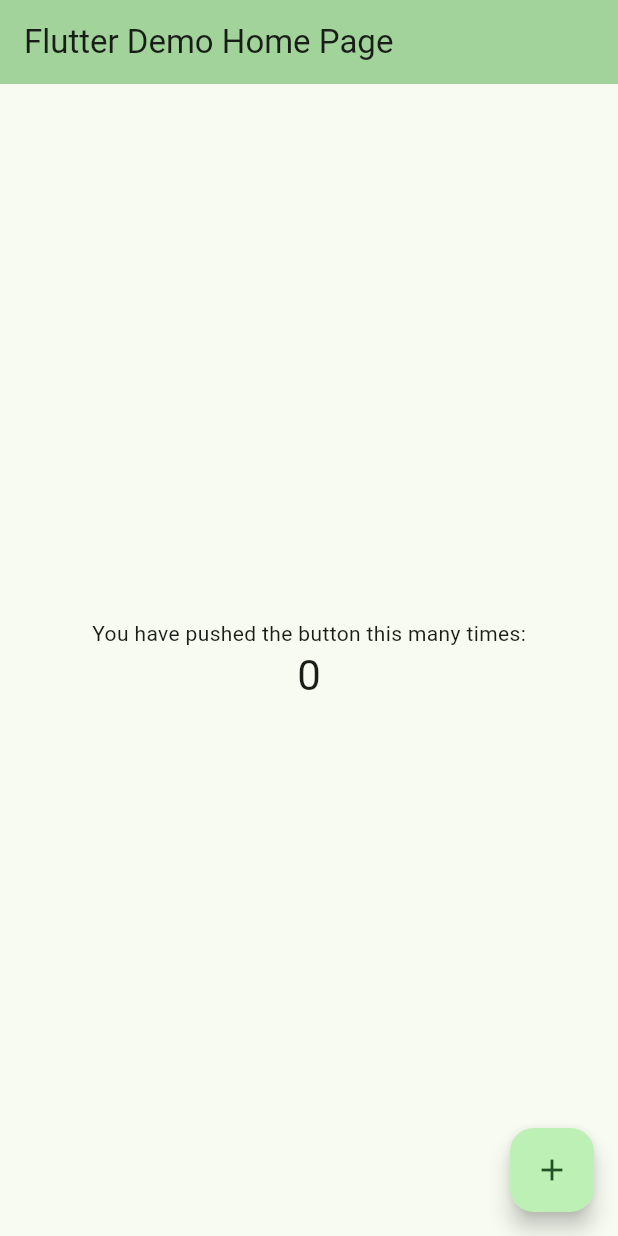
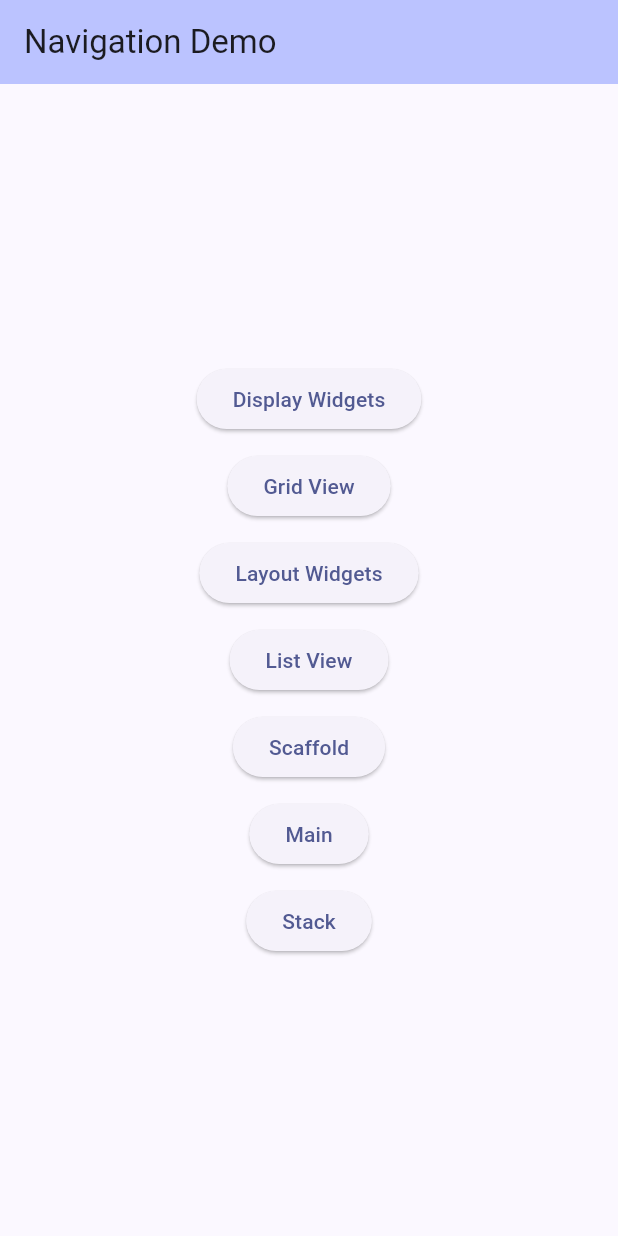
Before and after one commit to jaeckult/Mobile-course-final-exam-prep-code, a Flutter app: the screen it shows after launch, on a phone screen of 412 x 824 dp. Run offline on Flutter 3.47's test engine with Material 3 defaults, Android fonts, the phone set to English and light mode, and no system bars.

```diff
--- a/dart-intro/typeCheck.dart
+++ b/dart-intro/typeCheck.dart
@@ -1,9 +1,7 @@
 void main() {
   var name = 'Alice';
 
-  if (name is String) {
-    print('name is a String');
-  }
+  print('name is a String');
   print(name.runtimeType);
   var flyObjects = [1, 2, 3, 'four', 5.0];
   print(flyObjects.runtimeType);
--- a/flutter-intro/counterapp/lib/main.dart
+++ b/flutter-intro/counterapp/lib/main.dart
@@ -1,7 +1,8 @@
 import 'package:flutter/material.dart';
+import 'navigation1.0.dart';
 
 void main() {
-  runApp(const MyApp());
+  runApp(const NavigationApp());
 }
 
 class MyApp extends StatelessWidget {
--- /dev/null
+++ b/flutter-intro/counterapp/lib/navigation1.0.dart
@@ -0,0 +1,115 @@
+import 'package:flutter/material.dart';
+import 'display_widgets.dart' as display;
+import 'gridview.dart' as grid;
+import 'layout_widgets.dart' as layout;
+import 'listView.dart' as list;
+import 'scaffold.dart' as main2;
+import 'main.dart' as main1;
+import 'stack.dart' as stack;
+
+class NavigationApp extends StatelessWidget {
+  const NavigationApp({super.key});
+
+  @override
+  Widget build(BuildContext context) {
+    return MaterialApp(
+      title: 'Navigation Demo',
+      theme: ThemeData(
+        colorScheme: ColorScheme.fromSeed(
+          seedColor: const Color.fromARGB(255, 76, 89, 175),
+        ),
+      ),
+      home: const NavigationHomePage(),
+    );
+  }
+}
+
+class NavigationHomePage extends StatelessWidget {
+  const NavigationHomePage({super.key});
+
+  @override
+  Widget build(BuildContext context) {
+    return Scaffold(
+      appBar: AppBar(
+        title: const Text('Navigation Demo'),
+        backgroundColor: Theme.of(context).colorScheme.inversePrimary,
+      ),
+      body: Center(
+        child: Column(
+          mainAxisAlignment: MainAxisAlignment.center,
+          children: [
+            ElevatedButton(
+              onPressed: () {
+                Navigator.push(
+                  context,
+                  MaterialPageRoute(builder: (context) => const display.MyHomePage(title: 'Display Widgets')),
+                );
+              },
+              child: const Text('Display Widgets'),
+            ),
+            const SizedBox(height: 10),
+            ElevatedButton(
+              onPressed: () {
+                Navigator.push(
+                  context,
+                  MaterialPageRoute(builder: (context) => const grid.MyHomePage(title: 'Grid View')),
+                );
+              },
+              child: const Text('Grid View'),
+            ),
+            const SizedBox(height: 10),
+            ElevatedButton(
+              onPressed: () {
+                Navigator.push(
+                  context,
+                  MaterialPageRoute(builder: (context) => const layout.MyHomePage(title: 'Layout Widgets')),
+                );
+              },
+              child: const Text('Layout Widgets'),
+            ),
+            const SizedBox(height: 10),
+            ElevatedButton(
+              onPressed: () {
+                Navigator.push(
+                  context,
+                  MaterialPageRoute(builder: (context) => const list.MyHomePage(title: 'List View')),
+                );
+              },
+              child: const Text('List View'),
+            ),
+            const SizedBox(height: 10),
+            ElevatedButton(
+              onPressed: () {
+                Navigator.push(
+                  context,
+                  MaterialPageRoute(builder: (context) => const main2.MyHomePage(title: 'Main 2')),
+                );
+              },
+              child: const Text('Scaffold'),
+            ),
+            const SizedBox(height: 10),
+            ElevatedButton(
+              onPressed: () {
+                Navigator.push(
+                  context,
+                  MaterialPageRoute(builder: (context) => const main1.MyHomePage(title: 'Main')),
+                );
+              },
+              child: const Text('Main'),
+            ),
+            const SizedBox(height: 10),
+            ElevatedButton(
+              onPressed: () {
+                Navigator.push(
+                  context,
+                  MaterialPageRoute(builder: (context) => const stack.MyHomePage(title: 'Stack')),
+                );
+              },
+              child: const Text('Stack'),
+            ),
+          ],
+        ),
+      ),
+    );
+  }
+}
```
Also changed, not shown: flutter-intro/counterapp/lib/scaffold.dart (renamed from flutter-intro/counterapp/lib/main_2.dart, +28 -28 lines), flutter-intro/counterapp/lib/stack.dart (added, +57 -0 lines).
